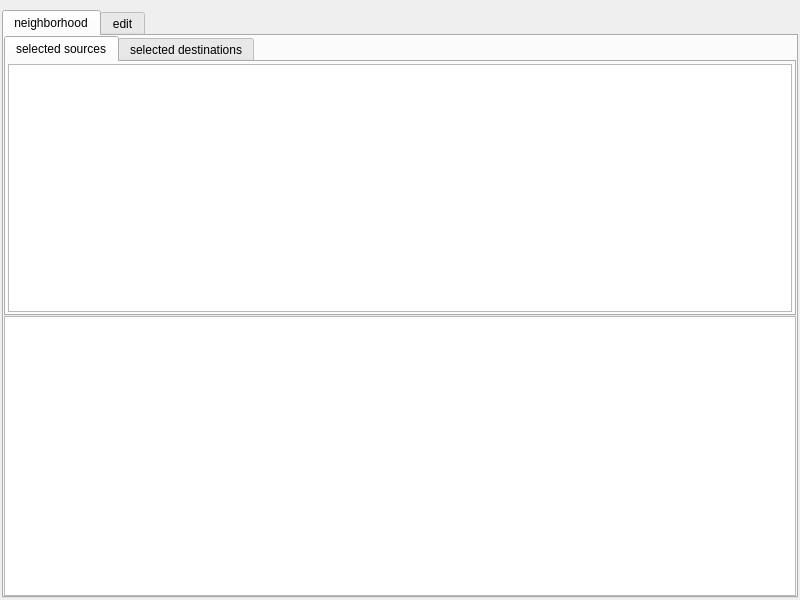
Old version of the form gui/form.ui in the repository vijayrudraraju/qtmapper.
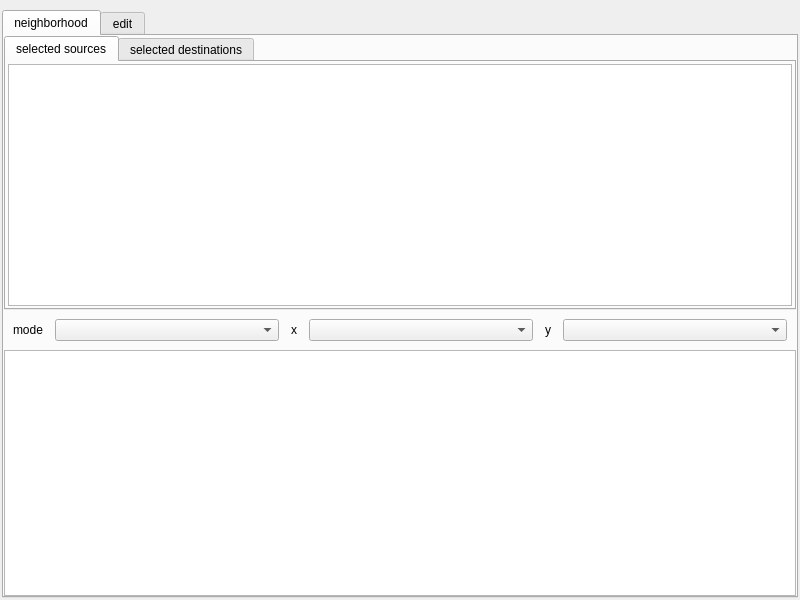
New version of the form. The open tabs and pages were chosen to show the change. Custom widgets are drawn as their Qt base class.

What changed in the file:
```diff
--- a/gui/form.ui
+++ b/gui/form.ui
@@ -122,6 +122,72 @@
          </widget>
         </widget>
        </item>
+       <item>
+        <widget class="QWidget" name="widget_3" native="true">
+         <property name="sizePolicy">
+          <sizepolicy hsizetype="Preferred" vsizetype="Preferred">
+           <horstretch>0</horstretch>
+           <verstretch>0</verstretch>
+          </sizepolicy>
+         </property>
+         <layout class="QHBoxLayout" name="horizontalLayout_5">
+          <property name="spacing">
+           <number>12</number>
+          </property>
+          <item>
+           <widget class="QLabel" name="label_3">
+            <property name="sizePolicy">
+             <sizepolicy hsizetype="Fixed" vsizetype="Preferred">
+              <horstretch>0</horstretch>
+              <verstretch>0</verstretch>
+             </sizepolicy>
+            </property>
+            <property name="text">
+             <string>mode</string>
+            </property>
+           </widget>
+          </item>
+          <item>
+           <widget class="QComboBox" name="mode_picker"/>
+          </item>
+          <item>
+           <widget class="QLabel" name="label">
+            <property name="sizePolicy">
+             <sizepolicy hsizetype="Fixed" vsizetype="Preferred">
+              <horstretch>0</horstretch>
+              <verstretch>0</verstretch>
+             </sizepolicy>
+            </property>
+            <property name="text">
+             <string>x</string>
+            </property>
+            <property name="scaledContents">
+             <bool>false</bool>
+            </property>
+           </widget>
+          </item>
+          <item>
+           <widget class="QComboBox" name="x_param_picker"/>
+          </item>
+          <item>
+           <widget class="QLabel" name="label_2">
+            <property name="sizePolicy">
+             <sizepolicy hsizetype="Fixed" vsizetype="Preferred">
+              <horstretch>0</horstretch>
+              <verstretch>0</verstretch>
+             </sizepolicy>
+            </property>
+            <property name="text">
+             <string>y</string>
+            </property>
+           </widget>
+          </item>
+          <item>
+           <widget class="QComboBox" name="y_param_picker"/>
+          </item>
+         </layout>
+        </widget>
+       </item>
        <item>
         <widget class="MapperGraphicsView" name="graphics_view">
          <property name="verticalScrollBarPolicy">
```
Left out of the diff: 7 changed lines with no effect on the pictures.
